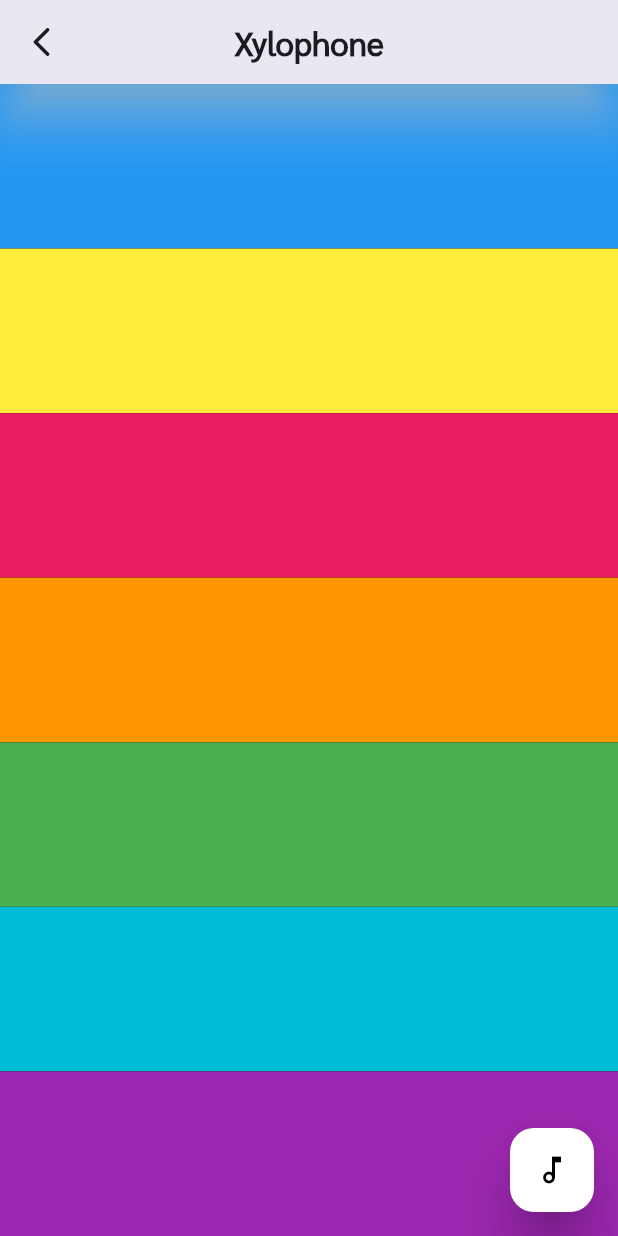
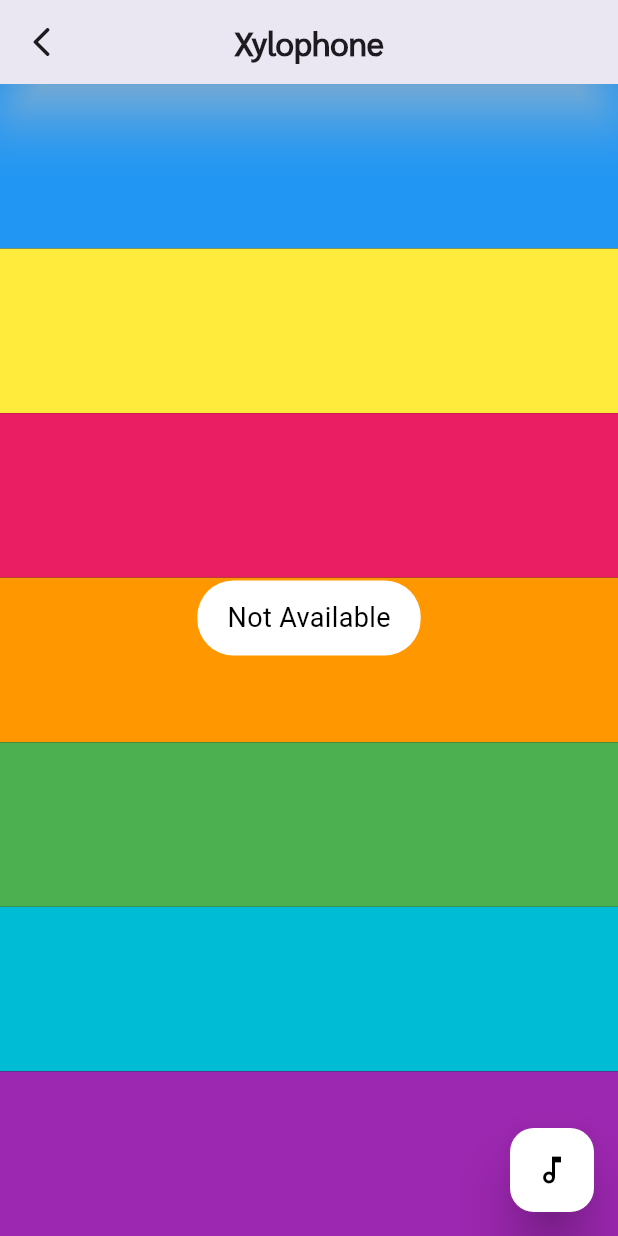
Before and after one commit to KASRA10/Xylophone_v2, a Flutter app: the screen it shows after launch, after a tap on the "music note" icon, on a phone screen of 412 x 824 dp. Run offline on Flutter 3.47's test engine with Material 3 defaults, Android fonts, the phone set to English and light mode, and no system bars; our stand-ins replace fluttertoast.

Commit message:
Make it OK by TOAST Message

```diff
--- a/lib/main.dart
+++ b/lib/main.dart
@@ -1,7 +1,8 @@
 import 'dart:io';
 
-import 'package:audioplayers/audioplayers.dart';
+// import 'package:audioplayers/audioplayers.dart';
 import 'package:flutter/material.dart';
+import 'package:fluttertoast/fluttertoast.dart';
 
 void main() => runApp(
     MaterialApp(debugShowCheckedModeBanner: false, home: XylophoneTwo()));
@@ -11,15 +12,25 @@
 
   @override
   Widget build(BuildContext context) {
-    final AudioPlayer player = AudioPlayer();
+    // Flutter Toast Message
+    void newToastMessage(String message) => Fluttertoast.showToast(
+          msg: message,
+          textColor: Colors.black,
+          backgroundColor: Colors.white,
+          fontSize: 18,
+          gravity: ToastGravity.CENTER,
+          toastLength: Toast.LENGTH_LONG,
+        );
 
-    void playSound(int number) async {
-      await player.play(
-        AssetSource(
-          'lib/sounds/note$number.wav',
-        ),
-      );
-    }
+    // final AudioPlayer player = AudioPlayer();
+
+    // void playSound(int number) async {
+    //   await player.play(
+    //     AssetSource(
+    //       'lib/sounds/note$number.wav',
+    //     ),
+    //   );
+    // }
 
     Expanded xylophoneItems(
       Color color,
@@ -27,7 +38,7 @@
     ) {
       return Expanded(
         child: ElevatedButton(
-          onPressed: () => playSound(number),
+          onPressed: () {},
           style: ElevatedButton.styleFrom(
             backgroundColor: color,
             shape: const RoundedRectangleBorder(
@@ -84,7 +95,7 @@
         ),
       ),
       floatingActionButton: FloatingActionButton(
-        onPressed: () {},
+        onPressed: () => newToastMessage('Not Available'),
         tooltip: 'Button To Play All Sounds',
         backgroundColor: Colors.white,
         elevation: 15,
--- a/pubspec.yaml
+++ b/pubspec.yaml
@@ -18,7 +18,8 @@ dependencies:
     sdk: flutter
 
   cupertino_icons: ^1.0.8
-  audioplayers: ^6.1.0
+  # audioplayers: ^6.1.0
+  fluttertoast: ^8.2.8
 
 dev_dependencies:
   flutter_test:
```
Also changed, not shown: pubspec.lock, 5 other files.
